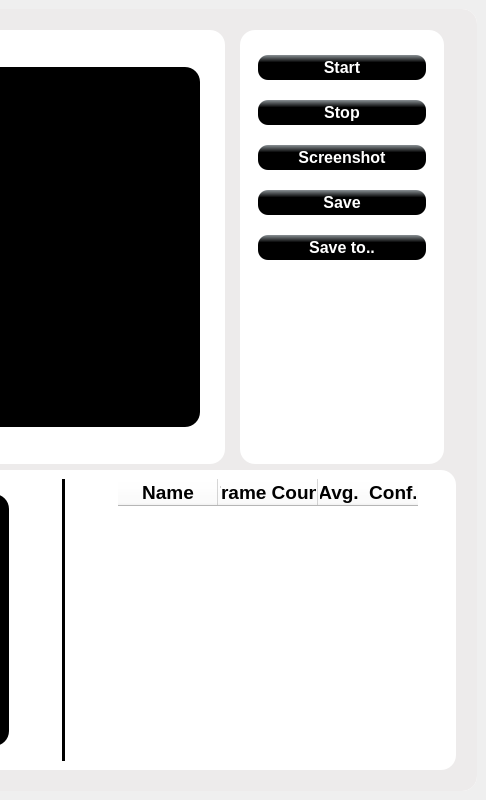
The window that views/detection_view.ui (ez4bk/ezObjectDetection) describes before a commit, drawn with Qt 5; both pictures show x 714 to 1200 and y 0 to 800 of the 1200 by 800 pixel window.
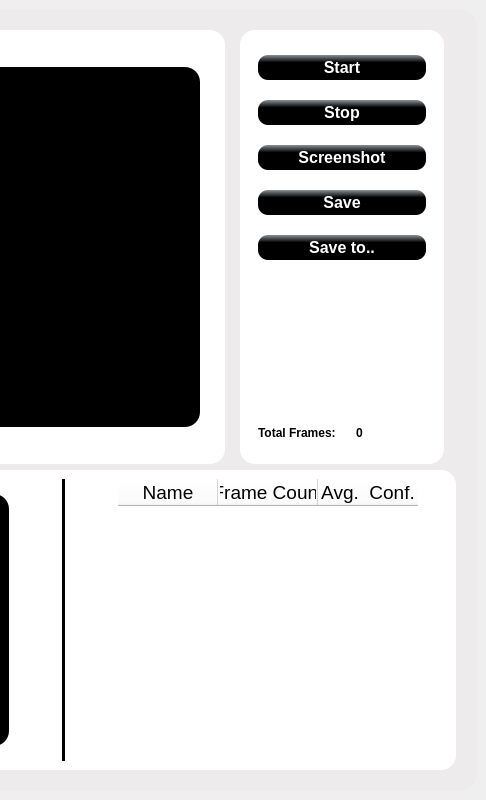
The same window after the commit. The open tabs and pages were chosen to show the change. Icons and pictures are not drawn.

```diff
--- a/views/detection_view.ui
+++ b/views/detection_view.ui
@@ -209,24 +209,6 @@
 border:0px solid red;
 border-radius:15px
 }
-QPushButton {
-background-color: qlineargradient(x1:1, y1:0, x2:1, y2:0.3, stop:0 #8a9195, stop:1 black);
-font-size: 16px;
-font-weight: bold;
-color: white;
-border-radius: 10px;
-}
-
-QPushButton:hover {
-background-color: qlineargradient(x1:1, y1:0, x2:1, y2:0.3, stop:0 #7d8488, stop:1 black);
-}
-QPushButton:pressed {
-background-color: qlineargradient(x1:1, y1:0, x2:1, y2:0.3, stop:0 #6a7073, stop:1 black);
-}
-QPushButton:disabled {
-background-color: qlineargradient(x1:1, y1:0, x2:1, y2:0.3, stop:0 #6a7073, stop:1 black);
-color: gray
-}
 </string>
          </property>
          <property name="frameShape">
@@ -343,10 +325,33 @@
                  <widget class="QFrame" name="controlFrame">
                   <property name="styleSheet">
                    <string notr="true">QFrame{
-	background-color: rgb(255, 255, 255);
-	border:0px solid red;
-	color: rgb(255, 254, 255);
-	border-radius:15px
+background-color: rgb(255, 255, 255);
+border:0px solid red;
+color: rgb(255, 254, 255);
+border-radius:15px
+}
+QLabel{
+font: bold;
+font-size: 16;
+color:b;
+}
+QPushButton {
+background-color: qlineargradient(x1:1, y1:0, x2:1, y2:0.3, stop:0 #8a9195, stop:1 black);
+font-size: 16px;
+font-weight: bold;
+color: white;
+border-radius: 10px;
+}
+
+QPushButton:hover {
+background-color: qlineargradient(x1:1, y1:0, x2:1, y2:0.3, stop:0 #7d8488, stop:1 black);
+}
+QPushButton:pressed {
+background-color: qlineargradient(x1:1, y1:0, x2:1, y2:0.3, stop:0 #6a7073, stop:1 black);
+}
+QPushButton:disabled {
+background-color: qlineargradient(x1:1, y1:0, x2:1, y2:0.3, stop:0 #6a7073, stop:1 black);
+color: gray
 }</string>
                   </property>
                   <property name="frameShape">
@@ -506,17 +511,44 @@
                      <property name="orientation">
                       <enum>Qt::Vertical</enum>
                      </property>
-                     <property name="sizeType">
-                      <enum>QSizePolicy::Expanding</enum>
-                     </property>
                      <property name="sizeHint" stdset="0">
                       <size>
                        <width>20</width>
-                       <height>20</height>
+                       <height>40</height>
                       </size>
                      </property>
                     </spacer>
                    </item>
+                   <item>
+                    <layout class="QHBoxLayout" name="totalFramLayout">
+                     <item>
+                      <widget class="QLabel" name="totalFrameTitleLabel">
+                       <property name="sizePolicy">
+                        <sizepolicy hsizetype="Maximum" vsizetype="Maximum">
+                         <horstretch>0</horstretch>
+                         <verstretch>0</verstretch>
+                        </sizepolicy>
+                       </property>
+                       <property name="text">
+                        <string>Total Frames:</string>
+                       </property>
+                      </widget>
+                     </item>
+                     <item>
+                      <widget class="QLabel" name="totalFrameLabel">
+                       <property name="sizePolicy">
+                        <sizepolicy hsizetype="Preferred" vsizetype="Maximum">
+                         <horstretch>0</horstretch>
+                         <verstretch>0</verstretch>
+                        </sizepolicy>
+                       </property>
+                       <property name="text">
+                        <string>0</string>
+                       </property>
+                      </widget>
+                     </item>
+                    </layout>
+                   </item>
                   </layout>
                  </widget>
                 </item>
@@ -609,13 +641,10 @@
                    <property name="font">
                     <font>
                      <pointsize>16</pointsize>
-                     <weight>75</weight>
-                     <italic>false</italic>
-                     <bold>true</bold>
                     </font>
                    </property>
                    <property name="styleSheet">
-                    <string notr="true">color:b; font: bold;</string>
+                    <string notr="true">color:b;</string>
                    </property>
                    <column>
                     <property name="text">
@@ -624,8 +653,8 @@
                     <property name="font">
                      <font>
                       <pointsize>14</pointsize>
-                      <weight>75</weight>
-                      <bold>true</bold>
+                      <weight>50</weight>
+                      <bold>false</bold>
                      </font>
                     </property>
                    </column>
@@ -636,8 +665,8 @@
                     <property name="font">
                      <font>
                       <pointsize>14</pointsize>
-                      <weight>75</weight>
-                      <bold>true</bold>
+                      <weight>50</weight>
+                      <bold>false</bold>
                      </font>
                     </property>
                    </column>
@@ -648,8 +677,8 @@
                     <property name="font">
                      <font>
                       <pointsize>14</pointsize>
-                      <weight>75</weight>
-                      <bold>true</bold>
+                      <weight>50</weight>
+                      <bold>false</bold>
                      </font>
                     </property>
                    </column>
```
Left out of the diff: 16 changed lines with no effect on the pictures.
